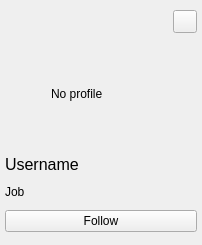
Above: Components/Delegates/usersuggestion.ui from saeedsamimi/InLink before the change. Below: the same form after it.
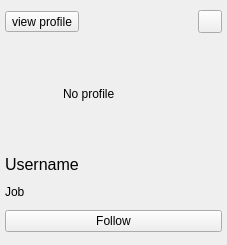
That is the form after the change. Icons and pictures are not drawn.

Patch:
```diff
--- a/Components/Delegates/usersuggestion.ui
+++ b/Components/Delegates/usersuggestion.ui
@@ -6,7 +6,7 @@
    <rect>
     <x>0</x>
     <y>0</y>
-    <width>202</width>
+    <width>227</width>
     <height>245</height>
    </rect>
   </property>
@@ -31,6 +31,20 @@
      <property name="spacing">
       <number>1</number>
      </property>
+     <item>
+      <widget class="QToolButton" name="view_profile_btn">
+       <property name="text">
+        <string>view profile</string>
+       </property>
+       <property name="icon">
+        <iconset resource="../../resource.qrc">
+         <normaloff>:/businessman.png</normaloff>:/businessman.png</iconset>
+       </property>
+       <property name="toolButtonStyle">
+        <enum>Qt::ToolButtonTextBesideIcon</enum>
+       </property>
+      </widget>
+     </item>
      <item>
       <spacer name="hspacer_item">
        <property name="orientation">
```
